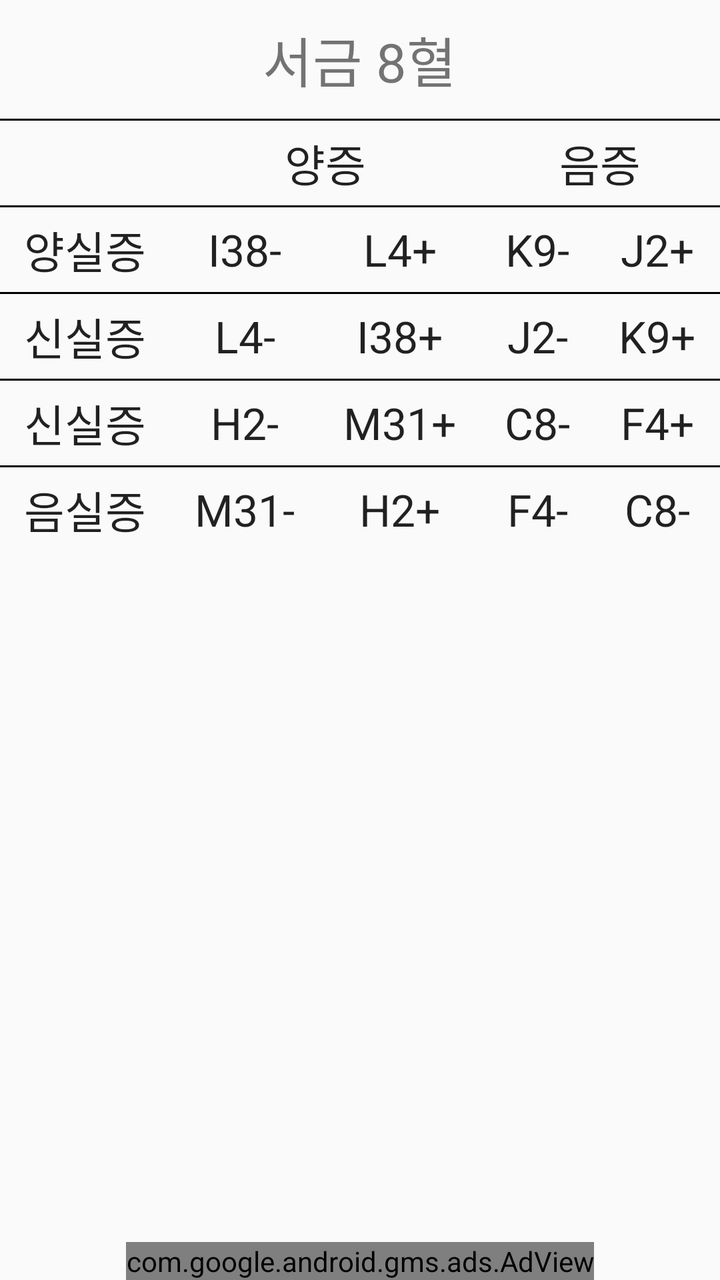
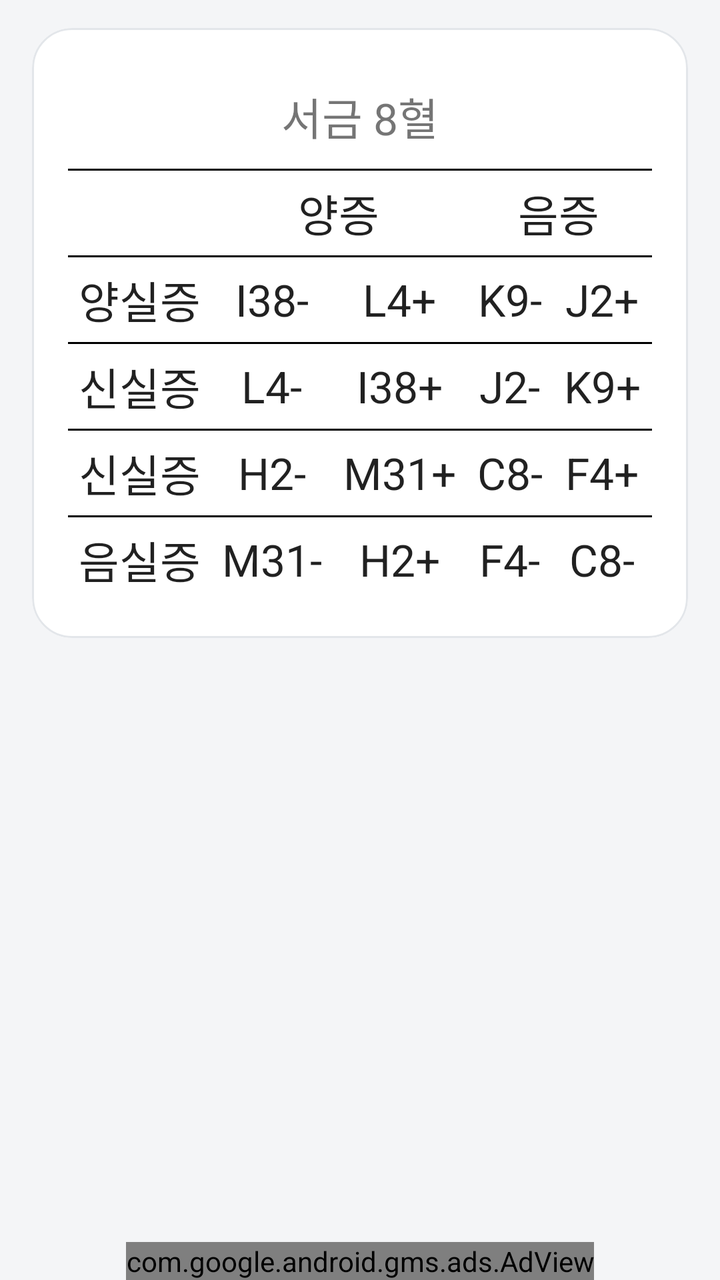

Screens rendered from an Android XML layout before and after an edit, with the pre-edit source and the edit as a unified diff.
<!-- AndroidManifest.xml: application theme AppTheme -->
<!-- res/layout/activity_eightholes.xml -->
<RelativeLayout xmlns:android="http://schemas.android.com/apk/res/android"
    xmlns:tools="http://schemas.android.com/tools"
    xmlns:ads="http://schemas.android.com/apk/res-auto"
    android:layout_width="match_parent"
    android:layout_height="match_parent"
    tools:context=".MainActivity" >

    <LinearLayout
        android:layout_width="fill_parent"
        android:layout_height="fill_parent"
        android:orientation="vertical" >

        <TextView
            android:layout_width="wrap_content"
            android:layout_height="wrap_content"
            android:layout_gravity="center"
            android:layout_marginTop="10dp"
            android:text="서금 8혈"
            android:textSize="27dp" />

        <TableLayout
            android:layout_width="fill_parent"
            android:layout_height="wrap_content"
            android:layout_marginTop="10dp"
            android:stretchColumns="*" >

            <View
                android:layout_width="match_parent"
                android:layout_height="1dp"
                android:background="@color/black" />

            <TableRow
                android:layout_width="match_parent"
                android:layout_height="wrap_content" >

                <TextView
                    android:layout_width="wrap_content"
                    android:layout_height="wrap_content"
                    android:layout_marginBottom="5dp"
                    android:layout_marginTop="5dp"
                    android:text="" />

                <TextView
                    android:layout_width="wrap_content"
                    android:layout_height="wrap_content"
                    android:layout_gravity="center"
                    android:layout_marginBottom="5dp"
                    android:layout_marginTop="5dp"
                    android:layout_span="2"
                    android:text="양증"
                    android:textAppearance="?android:attr/textAppearanceLarge" />

                <TextView
                    android:layout_width="wrap_content"
                    android:layout_height="wrap_content"
                    android:layout_gravity="center"
                    android:layout_marginBottom="5dp"
                    android:layout_marginTop="5dp"
                    android:layout_span="2"
                    android:text="음증"
                    android:textAppearance="?android:attr/textAppearanceLarge" />
            </TableRow>

            <View
                android:layout_width="match_parent"
                android:layout_height="1dp"
                android:background="@color/black" />

            <TableRow
                android:layout_width="match_parent"
                android:layout_height="wrap_content" >

                <TextView
                    android:layout_width="wrap_content"
                    android:layout_height="wrap_content"
                    android:layout_gravity="center"
                    android:layout_marginBottom="5dp"
                    android:layout_marginTop="5dp"
                    android:text="양실증"
                    android:textAppearance="?android:attr/textAppearanceLarge" />

                <TextView
                    android:layout_width="wrap_content"
                    android:layout_height="wrap_content"
                    android:layout_gravity="center"
                    android:layout_marginBottom="5dp"
                    android:layout_marginTop="5dp"
                    android:text="I38-"
                    android:textAppearance="?android:attr/textAppearanceLarge" />

                <TextView
                    android:layout_width="wrap_content"
                    android:layout_height="wrap_content"
                    android:layout_gravity="center"
                    android:layout_marginBottom="5dp"
                    android:layout_marginTop="5dp"
                    android:text="L4+"
                    android:textAppearance="?android:attr/textAppearanceLarge" />

                <TextView
                    android:layout_width="wrap_content"
                    android:layout_height="wrap_content"
                    android:layout_gravity="center"
                    android:layout_marginBottom="5dp"
                    android:layout_marginTop="5dp"
                    android:text="K9-"
                    android:textAppearance="?android:attr/textAppearanceLarge" />

                <TextView
                    android:layout_width="wrap_content"
                    android:layout_height="wrap_content"
                    android:layout_gravity="center"
                    android:layout_marginBottom="5dp"
                    android:layout_marginTop="5dp"
                    android:text="J2+"
                    android:textAppearance="?android:attr/textAppearanceLarge" />
            </TableRow>

            <View
                android:layout_width="match_parent"
                android:layout_height="1dp"
                android:background="@color/black" />

            <TableRow
                android:layout_width="match_parent"
                android:layout_height="wrap_content" >

                <TextView
                    android:layout_width="wrap_content"
                    android:layout_height="wrap_content"
                    android:layout_gravity="center"
                    android:layout_marginBottom="5dp"
                    android:layout_marginTop="5dp"
                    android:text="신실증"
                    android:textAppearance="?android:attr/textAppearanceLarge" />

                <TextView
                    android:layout_width="wrap_content"
                    android:layout_height="wrap_content"
                    android:layout_gravity="center"
                    android:layout_marginBottom="5dp"
                    android:layout_marginTop="5dp"
                    android:text="L4-"
                    android:textAppearance="?android:attr/textAppearanceLarge" />

                <TextView
                    android:layout_width="wrap_content"
                    android:layout_height="wrap_content"
                    android:layout_gravity="center"
                    android:layout_marginBottom="5dp"
                    android:layout_marginTop="5dp"
                    android:text="I38+"
                    android:textAppearance="?android:attr/textAppearanceLarge" />

                <TextView
                    android:layout_width="wrap_content"
                    android:layout_height="wrap_content"
                    android:layout_gravity="center"
                    android:layout_marginBottom="5dp"
                    android:layout_marginTop="5dp"
                    android:text="J2-"
                    android:textAppearance="?android:attr/textAppearanceLarge" />

                <TextView
                    android:layout_width="wrap_content"
                    android:layout_height="wrap_content"
                    android:layout_gravity="center"
                    android:layout_marginBottom="5dp"
                    android:layout_marginTop="5dp"
                    android:text="K9+"
                    android:textAppearance="?android:attr/textAppearanceLarge" />
            </TableRow>

            <View
                android:layout_width="match_parent"
                android:layout_height="1dp"
                android:background="@color/black" />

            <TableRow
                android:layout_width="match_parent"
                android:layout_height="wrap_content" >

                <TextView
                    android:layout_width="wrap_content"
                    android:layout_height="wrap_content"
                    android:layout_gravity="center"
                    android:layout_marginBottom="5dp"
                    android:layout_marginTop="5dp"
                    android:text="신실증"
                    android:textAppearance="?android:attr/textAppearanceLarge" />

                <TextView
                    android:layout_width="wrap_content"
                    android:layout_height="wrap_content"
                    android:layout_gravity="center"
                    android:layout_marginBottom="5dp"
                    android:layout_marginTop="5dp"
                    android:text="H2-"
                    android:textAppearance="?android:attr/textAppearanceLarge" />

                <TextView
                    android:layout_width="wrap_content"
                    android:layout_height="wrap_content"
                    android:layout_gravity="center"
                    android:layout_marginBottom="5dp"
                    android:layout_marginTop="5dp"
                    android:text="M31+"
                    android:textAppearance="?android:attr/textAppearanceLarge" />

                <TextView
                    android:layout_width="wrap_content"
                    android:layout_height="wrap_content"
                    android:layout_gravity="center"
                    android:layout_marginBottom="5dp"
                    android:layout_marginTop="5dp"
                    android:text="C8-"
                    android:textAppearance="?android:attr/textAppearanceLarge" />

                <TextView
                    android:layout_width="wrap_content"
                    android:layout_height="wrap_content"
                    android:layout_gravity="center"
                    android:layout_marginBottom="5dp"
                    android:layout_marginTop="5dp"
                    android:text="F4+"
                    android:textAppearance="?android:attr/textAppearanceLarge" />
            </TableRow>

            <View
                android:layout_width="match_parent"
                android:layout_height="1dp"
                android:background="@color/black" />

            <TableRow
                android:layout_width="match_parent"
                android:layout_height="wrap_content" >

                <TextView
                    android:layout_width="wrap_content"
                    android:layout_height="wrap_content"
                    android:layout_gravity="center"
                    android:layout_marginBottom="5dp"
                    android:layout_marginTop="5dp"
                    android:text="음실증"
                    android:textAppearance="?android:attr/textAppearanceLarge" />

                <TextView
                    android:layout_width="wrap_content"
                    android:layout_height="wrap_content"
                    android:layout_gravity="center"
                    android:layout_marginBottom="5dp"
                    android:layout_marginTop="5dp"
                    android:text="M31-"
                    android:textAppearance="?android:attr/textAppearanceLarge" />

                <TextView
                    android:layout_width="wrap_content"
                    android:layout_height="wrap_content"
                    android:layout_gravity="center"
                    android:layout_marginBottom="5dp"
                    android:layout_marginTop="5dp"
                    android:text="H2+"
                    android:textAppearance="?android:attr/textAppearanceLarge" />

                <TextView
                    android:layout_width="wrap_content"
                    android:layout_height="wrap_content"
                    android:layout_gravity="center"
                    android:layout_marginBottom="5dp"
                    android:layout_marginTop="5dp"
                    android:text="F4-"
                    android:textAppearance="?android:attr/textAppearanceLarge" />

                <TextView
                    android:layout_width="wrap_content"
                    android:layout_height="wrap_content"
                    android:layout_gravity="center"
                    android:layout_marginBottom="5dp"
                    android:layout_marginTop="5dp"
                    android:text="C8-"
                    android:textAppearance="?android:attr/textAppearanceLarge" />
            </TableRow>
        </TableLayout>
    </LinearLayout>

    <com.google.android.gms.ads.AdView
        android:id="@+id/adView"
        android:layout_width="wrap_content"
        android:layout_height="wrap_content"
        android:layout_centerHorizontal="true"
        android:layout_alignParentBottom="true"
        ads:adSize="BANNER"
        ads:adUnitId="@string/banner_ad_unit_id" />


</RelativeLayout>
<!-- resources referenced by this layout -->
<resources>
  <color name="black">#000000</color>
  <string name="banner_ad_unit_id">ca-app-pub-1253642133922353/2152469025</string>
  <style name="AppTheme" parent="AppBaseTheme">
          
      </style>
  <style name="AppBaseTheme" parent="Theme.AppCompat.Light">
          
      </style>
</resources>

<!-- the commit's change to res/layout/activity_eightholes.xml (unified diff, before → after) -->
@@ -1,14 +1,28 @@
 <RelativeLayout xmlns:android="http://schemas.android.com/apk/res/android"
     xmlns:tools="http://schemas.android.com/tools"
+    xmlns:app="http://schemas.android.com/apk/res-auto"
     xmlns:ads="http://schemas.android.com/apk/res-auto"
+    android:paddingLeft="16dp"
+    android:paddingRight="16dp"
+    android:paddingTop="14dp"
     android:layout_width="match_parent"
     android:layout_height="match_parent"
     tools:context=".MainActivity" >
 
+    <com.google.android.material.card.MaterialCardView
+        android:layout_width="match_parent"
+        android:layout_height="wrap_content"
+        app:cardBackgroundColor="@color/surface"
+        app:cardCornerRadius="@dimen/card_radius"
+        app:cardElevation="0dp"
+        app:strokeColor="@color/outline"
+        app:strokeWidth="1dp" >
+
     <LinearLayout
-        android:layout_width="fill_parent"
-        android:layout_height="fill_parent"
-        android:orientation="vertical" >
+        android:layout_width="match_parent"
+        android:layout_height="wrap_content"
+        android:orientation="vertical"
+        android:padding="18dp" >
 
         <TextView
             android:layout_width="wrap_content"
@@ -16,7 +30,7 @@
             android:layout_gravity="center"
             android:layout_marginTop="10dp"
             android:text="서금 8혈"
-            android:textSize="27dp" />
+            android:textSize="22sp" />
 
         <TableLayout
             android:layout_width="fill_parent"
@@ -282,6 +296,7 @@
             </TableRow>
         </TableLayout>
     </LinearLayout>
+    </com.google.android.material.card.MaterialCardView>
 
     <com.google.android.gms.ads.AdView
         android:id="@+id/adView"
<!-- resource entries referenced after the edit -->
@@ -1,12 +1,67 @@
 <!-- resources referenced by this layout -->
 <resources>
   <color name="black">#000000</color>
+  <color name="outline">#E3E6EA</color>
+  <color name="surface">#FFFFFF</color>
+  <dimen name="card_radius">20dp</dimen>
   <string name="banner_ad_unit_id">ca-app-pub-1253642133922353/2152469025</string>
   <style name="AppTheme" parent="AppBaseTheme">
+          <item name="colorPrimary">@color/bar</item>
+          <item name="colorPrimaryDark">@color/bar_dark</item>
+          <item name="colorAccent">@color/accent</item>
+          <item name="android:windowBackground">@color/bg</item>
+          <item name="android:buttonStyle">@style/AppButton</item>
+      </style>
+  <style name="AppBaseTheme" parent="Theme.MaterialComponents.Light.Bridge">
           
       </style>
-  <style name="AppBaseTheme" parent="Theme.AppCompat.Light">
-          
+  <color name="bar">#14171A</color>
+  <color name="bar_dark">#0B0D0F</color>
+  <color name="accent">#1F6E43</color>
+  <color name="bg">#F4F5F7</color>
+  <style name="AppButton" parent="Widget.AppCompat.Button">
+          <item name="android:background">@drawable/button_test</item>
+          <item name="android:textColor">@color/text_primary</item>
+          <item name="android:textSize">24sp</item>
+          <item name="android:fontFamily">sans-serif-medium</item>
+          <item name="android:textAllCaps">false</item>
+          <item name="android:minHeight">78dp</item>
+          <item name="android:stateListAnimator">@null</item>
+          <item name="android:elevation">0dp</item>
       </style>
+  <!-- drawable button_test (drawable) -->
+  <?xml version="1.0" encoding="utf-8"?>
+  <selector xmlns:android="http://schemas.android.com/apk/res/android">
+      <item android:state_pressed="true">
+          <shape android:shape="rectangle">
+              <solid android:color="@color/accent_soft" />
+              <stroke
+                  android:width="1dp"
+                  android:color="@color/accent" />
+              <padding
+                  android:left="12dp"
+                  android:top="12dp"
+                  android:right="12dp"
+                  android:bottom="12dp" />
+              <corners android:radius="16dp" />
+          </shape>
+      </item>
+      <item>
+          <shape android:shape="rectangle">
+              <solid android:color="@color/surface" />
+              <stroke
+                  android:width="1dp"
+                  android:color="@color/outline" />
+              <padding
+                  android:left="12dp"
+                  android:top="12dp"
+                  android:right="12dp"
+                  android:bottom="12dp" />
+              <corners android:radius="16dp" />
+          </shape>
+      </item>
+  </selector>
+  <color name="text_primary">#15181C</color>
+  <color name="accent_soft">#E7F1EC</color>
 </resources>
 
